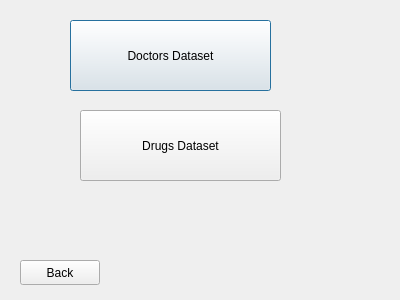
This is admin_welcome_page.ui in itsMahdi/clinic as Qt 5 draws it before an edit. The edited form follows.
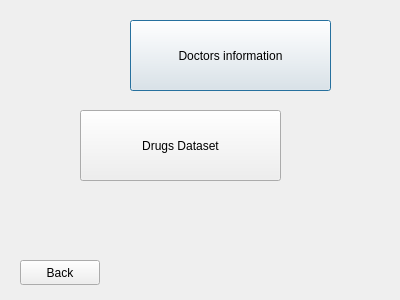
This is the edited form.

Commit message: login page changed doctor information added

What changed in the file:
```diff
--- a/admin_welcome_page.ui
+++ b/admin_welcome_page.ui
@@ -16,14 +16,14 @@
   <widget class="QPushButton" name="pushButton_doctor">
    <property name="geometry">
     <rect>
-     <x>70</x>
+     <x>130</x>
      <y>20</y>
      <width>201</width>
      <height>71</height>
     </rect>
    </property>
    <property name="text">
-    <string>Doctors Dataset</string>
+    <string>Doctors information</string>
    </property>
   </widget>
   <widget class="QPushButton" name="pushButton_drug">
```
Left out of the diff: 2 changed lines with no effect on the pictures. The commit also changes 9 other files.
